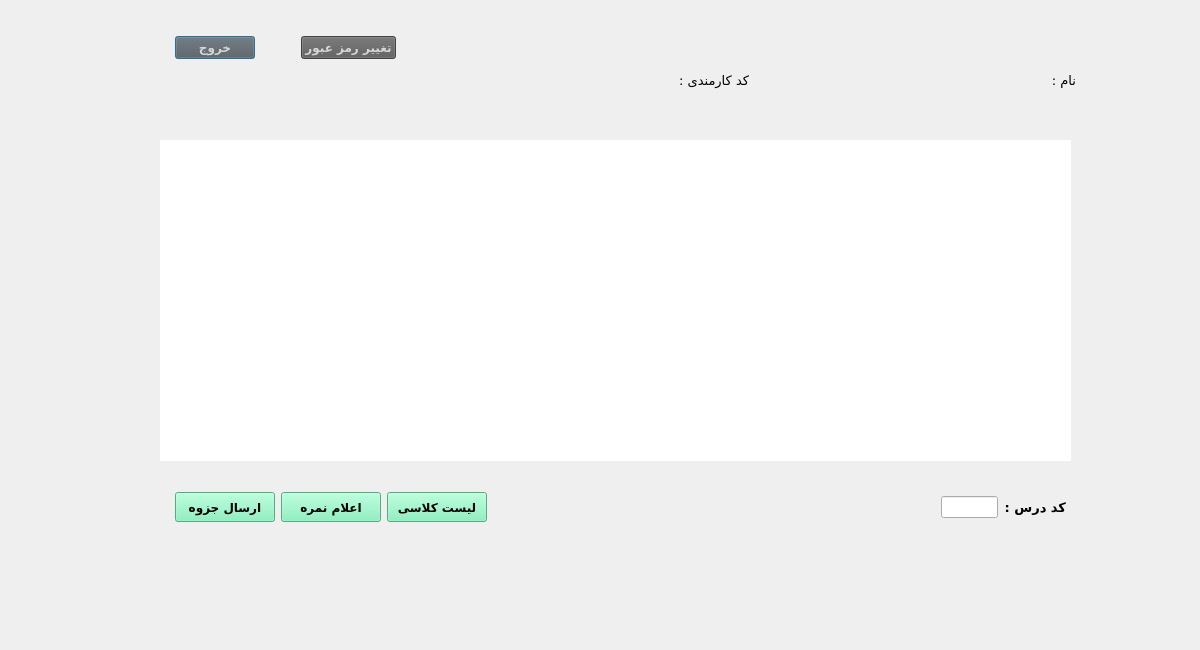
Qt form teachermaindialog.ui (AliRn76/Student-Portal) before a commit.
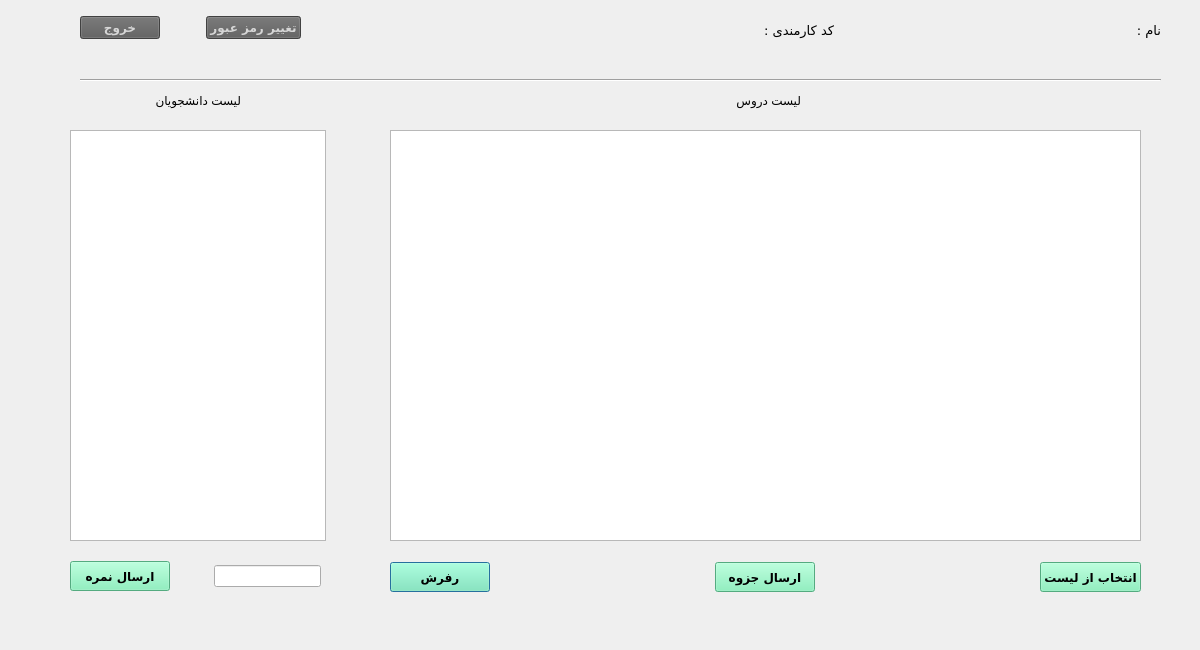
The same form after that commit.

What changed in the file:
```diff
--- a/teachermaindialog.ui
+++ b/teachermaindialog.ui
@@ -16,95 +16,79 @@
   <property name="layoutDirection">
    <enum>Qt::LeftToRight</enum>
   </property>
-  <widget class="QWidget" name="layoutWidget_2">
+  <widget class="QTreeView" name="treeView_Lesson">
    <property name="geometry">
     <rect>
-     <x>175</x>
-     <y>30</y>
-     <width>221</width>
-     <height>35</height>
+     <x>390</x>
+     <y>130</y>
+     <width>751</width>
+     <height>411</height>
     </rect>
    </property>
-   <layout class="QHBoxLayout" name="horizontalLayout_2">
-    <item>
-     <widget class="QPushButton" name="pushButton_exit">
-      <property name="font">
-       <font>
-        <family>B Nazanin</family>
-        <pointsize>9</pointsize>
-        <weight>75</weight>
-        <bold>true</bold>
-       </font>
-      </property>
-      <property name="styleSheet">
-       <string notr="true">background-color: rgb(91, 91, 91);
-color: rgb(214, 214, 214);</string>
-      </property>
-      <property name="text">
-       <string>خروج</string>
-      </property>
-     </widget>
-    </item>
-    <item>
-     <spacer name="horizontalSpacer_12">
-      <property name="orientation">
-       <enum>Qt::Horizontal</enum>
-      </property>
-      <property name="sizeHint" stdset="0">
-       <size>
-        <width>40</width>
-        <height>20</height>
-       </size>
-      </property>
-     </spacer>
-    </item>
-    <item>
-     <widget class="QPushButton" name="pushButton_setting">
-      <property name="font">
-       <font>
-        <family>B Nazanin</family>
-        <pointsize>9</pointsize>
-        <weight>75</weight>
-        <bold>true</bold>
-       </font>
-      </property>
-      <property name="styleSheet">
-       <string notr="true">background-color: rgb(91, 91, 91);
-color: rgb(214, 214, 214);</string>
-      </property>
-      <property name="text">
-       <string>تغییر رمز عبور</string>
-      </property>
-     </widget>
-    </item>
-   </layout>
+   <property name="layoutDirection">
+    <enum>Qt::RightToLeft</enum>
+   </property>
   </widget>
-  <widget class="QTableView" name="tableView">
+  <widget class="QTreeView" name="treeView_Student">
    <property name="geometry">
     <rect>
-     <x>160</x>
-     <y>140</y>
-     <width>911</width>
-     <height>321</height>
+     <x>70</x>
+     <y>130</y>
+     <width>256</width>
+     <height>411</height>
     </rect>
    </property>
    <property name="layoutDirection">
     <enum>Qt::RightToLeft</enum>
    </property>
-   <property name="frameShape">
-    <enum>QFrame::NoFrame</enum>
-   </property>
   </widget>
   <widget class="QWidget" name="layoutWidget">
    <property name="geometry">
     <rect>
-     <x>175</x>
-     <y>490</y>
-     <width>891</width>
+     <x>390</x>
+     <y>560</y>
+     <width>751</width>
      <height>35</height>
     </rect>
    </property>
    <layout class="QHBoxLayout" name="horizontalLayout">
+    <item>
+     <widget class="QPushButton" name="pushButton_refresh">
+      <property name="minimumSize">
+       <size>
+        <width>100</width>
+        <height>30</height>
+       </size>
+      </property>
+      <property name="font">
+       <font>
+        <family>B Nazanin</family>
+        <pointsize>9</pointsize>
+        <weight>75</weight>
+        <bold>true</bold>
+       </font>
+      </property>
+      <property name="styleSheet">
+       <string notr="true">background-color:rgb(118, 240, 179)</string>
+      </property>
+      <property name="text">
+       <string>رفرش</string>
+      </property>
+     </widget>
+    </item>
+    <item>
+     <spacer name="horizontalSpacer_3">
+      <property name="orientation">
+       <enum>Qt::Horizontal</enum>
+      </property>
+      <property name="sizeHint" stdset="0">
+       <size>
+        <width>40</width>
+        <height>20</height>
+       </size>
+      </property>
+     </spacer>
+    </item>
     <item>
      <widget class="QPushButton" name="pushButton_3">
       <property name="minimumSize">
@@ -129,57 +113,14 @@
       </property>
      </widget>
     </item>
-    <item>
-     <spacer name="horizontalSpacer_3">
-      <property name="orientation">
-       <enum>Qt::Horizontal</enum>
-      </property>
-      <property name="sizeType">
-       <enum>QSizePolicy::Expanding</enum>
-      </property>
-      <property name="sizeHint" stdset="0">
-       <size>
-        <width>20</width>
-        <height>20</height>
-       </size>
-      </property>
-     </spacer>
-    </item>
-    <item>
-     <widget class="QPushButton" name="pushButton_Scores">
-      <property name="minimumSize">
-       <size>
-        <width>100</width>
-        <height>30</height>
-       </size>
-      </property>
-      <property name="font">
-       <font>
-        <family>B Nazanin</family>
-        <pointsize>9</pointsize>
-        <weight>75</weight>
-        <bold>true</bold>
-       </font>
-      </property>
-      <property name="styleSheet">
-       <string notr="true">background-color:rgb(118, 240, 179)</string>
-      </property>
-      <property name="text">
-       <string>اعلام نمره</string>
-      </property>
-     </widget>
-    </item>
     <item>
      <spacer name="horizontalSpacer_4">
       <property name="orientation">
        <enum>Qt::Horizontal</enum>
       </property>
-      <property name="sizeType">
-       <enum>QSizePolicy::Expanding</enum>
-      </property>
       <property name="sizeHint" stdset="0">
        <size>
-        <width>20</width>
+        <width>40</width>
         <height>20</height>
        </size>
       </property>
@@ -205,48 +146,43 @@
        <string notr="true">background-color:rgb(118, 240, 179)</string>
       </property>
       <property name="text">
-       <string>لیست کلاسی</string>
-      </property>
-     </widget>
-    </item>
-    <item>
-     <spacer name="horizontalSpacer_2">
-      <property name="orientation">
-       <enum>Qt::Horizontal</enum>
-      </property>
-      <property name="sizeHint" stdset="0">
-       <size>
-        <width>500</width>
-        <height>20</height>
-       </size>
-      </property>
-     </spacer>
-    </item>
-    <item>
-     <widget class="QLineEdit" name="lineEdit_lesscode"/>
-    </item>
-    <item>
-     <widget class="QLabel" name="label_2">
-      <property name="font">
-       <font>
-        <family>B Koodak</family>
-        <pointsize>10</pointsize>
-        <weight>75</weight>
-        <bold>true</bold>
-       </font>
-      </property>
-      <property name="text">
-       <string>کد درس :</string>
+       <string>انتخاب از لیست</string>
       </property>
      </widget>
     </item>
    </layout>
   </widget>
+  <widget class="Line" name="line">
+   <property name="geometry">
+    <rect>
+     <x>80</x>
+     <y>70</y>
+     <width>1081</width>
+     <height>20</height>
+    </rect>
+   </property>
+   <property name="orientation">
+    <enum>Qt::Horizontal</enum>
+   </property>
+  </widget>
+  <widget class="QLabel" name="label_5">
+   <property name="geometry">
+    <rect>
+     <x>120</x>
+     <y>90</y>
+     <width>121</width>
+     <height>20</height>
+    </rect>
+   </property>
+   <property name="text">
+    <string>لیست دانشجویان</string>
+   </property>
+  </widget>
   <widget class="QWidget" name="layoutWidget_3">
    <property name="geometry">
     <rect>
-     <x>665</x>
-     <y>60</y>
+     <x>750</x>
+     <y>10</y>
      <width>411</width>
      <height>40</height>
     </rect>
@@ -331,6 +267,138 @@
     </item>
    </layout>
   </widget>
+  <widget class="QLabel" name="label_7">
+   <property name="geometry">
+    <rect>
+     <x>680</x>
+     <y>90</y>
+     <width>121</width>
+     <height>20</height>
+    </rect>
+   </property>
+   <property name="text">
+    <string>لیست دروس</string>
+   </property>
+  </widget>
+  <widget class="QWidget" name="layoutWidget_2">
+   <property name="geometry">
+    <rect>
+     <x>80</x>
+     <y>10</y>
+     <width>221</width>
+     <height>35</height>
+    </rect>
+   </property>
+   <layout class="QHBoxLayout" name="horizontalLayout_2">
+    <item>
+     <widget class="QPushButton" name="pushButton_exit">
+      <property name="font">
+       <font>
+        <family>B Nazanin</family>
+        <pointsize>9</pointsize>
+        <weight>75</weight>
+        <bold>true</bold>
+       </font>
+      </property>
+      <property name="styleSheet">
+       <string notr="true">background-color: rgb(91, 91, 91);
+color: rgb(214, 214, 214);</string>
+      </property>
+      <property name="text">
+       <string>خروج</string>
+      </property>
+     </widget>
+    </item>
+    <item>
+     <spacer name="horizontalSpacer_12">
+      <property name="orientation">
+       <enum>Qt::Horizontal</enum>
+      </property>
+      <property name="sizeHint" stdset="0">
+       <size>
+        <width>40</width>
+        <height>20</height>
+       </size>
+      </property>
+     </spacer>
+    </item>
+    <item>
+     <widget class="QPushButton" name="pushButton_setting">
+      <property name="font">
+       <font>
+        <family>B Nazanin</family>
+        <pointsize>9</pointsize>
+        <weight>75</weight>
+        <bold>true</bold>
+       </font>
+      </property>
+      <property name="styleSheet">
+       <string notr="true">background-color: rgb(91, 91, 91);
+color: rgb(214, 214, 214);</string>
+      </property>
+      <property name="text">
+       <string>تغییر رمز عبور</string>
+      </property>
+     </widget>
+    </item>
+   </layout>
+  </widget>
+  <widget class="QWidget" name="layoutWidget_4">
+   <property name="geometry">
+    <rect>
+     <x>70</x>
+     <y>560</y>
+     <width>251</width>
+     <height>32</height>
+    </rect>
+   </property>
+   <layout class="QHBoxLayout" name="horizontalLayout_12">
+    <item>
+     <widget class="QPushButton" name="pushButton_Scores">
+      <property name="minimumSize">
+       <size>
+        <width>100</width>
+        <height>30</height>
+       </size>
+      </property>
+      <property name="font">
+       <font>
+        <family>B Nazanin</family>
+        <pointsize>9</pointsize>
+        <weight>75</weight>
+        <bold>true</bold>
+       </font>
+      </property>
+      <property name="styleSheet">
+       <string notr="true">background-color:rgb(118, 240, 179)</string>
+      </property>
+      <property name="text">
+       <string>ارسال نمره</string>
+      </property>
+     </widget>
+    </item>
+    <item>
+     <spacer name="horizontalSpacer_2">
+      <property name="orientation">
+       <enum>Qt::Horizontal</enum>
+      </property>
+      <property name="sizeHint" stdset="0">
+       <size>
+        <width>40</width>
+        <height>20</height>
+       </size>
+      </property>
+     </spacer>
+    </item>
+    <item>
+     <widget class="QLineEdit" name="lineEdit_2">
+      <property name="text">
+       <string/>
+      </property>
+     </widget>
+    </item>
+   </layout>
+  </widget>
  </widget>
  <resources/>
  <connections/>
```
Left out of the diff: 2 changed lines with no effect on the pictures.
